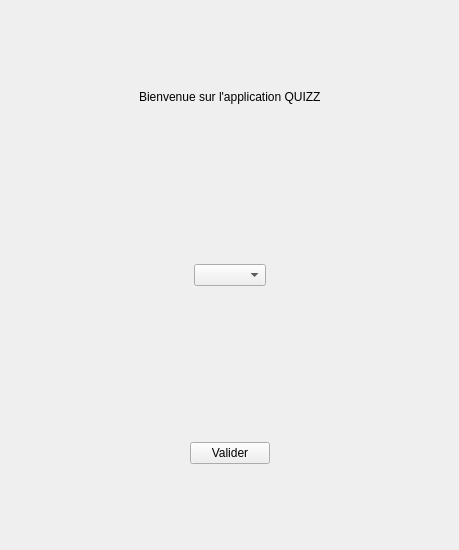
Old version of the form Programmation/Application/Escape_Quiz_Projet_BTS/mainwindow.ui in the repository BaptisteMagoni/Projet_escape_bts_7_quizz.
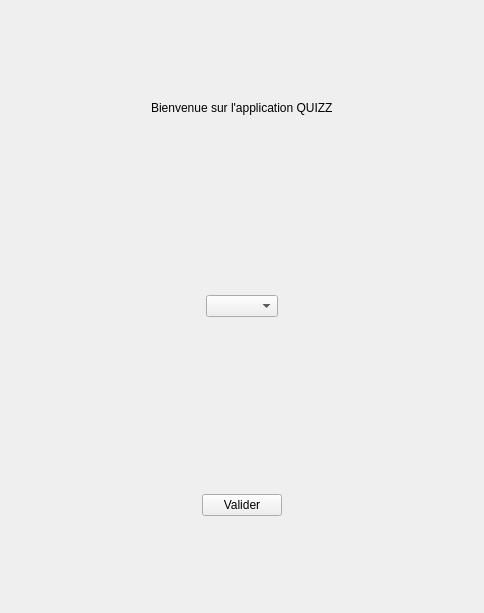
New version of the form.

Patch:
```diff
--- a/Programmation/Application/Escape_Quiz_Projet_BTS/mainwindow.ui
+++ b/Programmation/Application/Escape_Quiz_Projet_BTS/mainwindow.ui
@@ -6,8 +6,8 @@
    <rect>
     <x>0</x>
     <y>0</y>
-    <width>459</width>
-    <height>550</height>
+    <width>484</width>
+    <height>613</height>
    </rect>
   </property>
   <property name="windowTitle">
```
